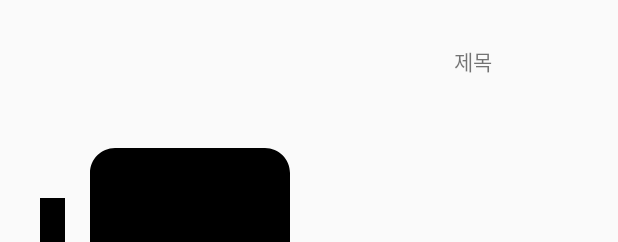
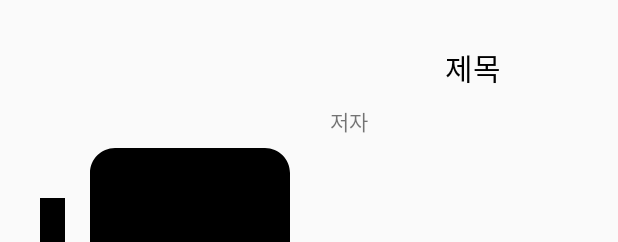
Before and after one commit to dkrlto0819/SWcap, an Android app: the layout fragment_buy.xml on its own in the app's theme, with its tools: preview values and no code run, on a phone screen of 412 x 824 dp. Shown: the top 242 px of the screen. Run offline under Robolectric (Android 15) with nearby library versions, the phone set to English and light mode, and no system bars.

Commit message:
구매화면 디자인

```diff
--- a/LambParty/app/src/main/res/layout/fragment_buy.xml
+++ b/LambParty/app/src/main/res/layout/fragment_buy.xml
@@ -11,7 +11,9 @@
         android:layout_height="300dp"
         android:layout_marginStart="10dp"
         android:layout_marginTop="32dp"
+        android:layout_marginEnd="130dp"
         android:src="@drawable/ic_menu_gallery"
+        app:layout_constraintEnd_toStartOf="@+id/buybookWriter"
         app:layout_constraintStart_toStartOf="parent"
         app:layout_constraintTop_toTopOf="parent" />
 
@@ -22,10 +24,25 @@
         android:layout_marginStart="8dp"
         android:layout_marginTop="30dp"
         android:text="제목"
+        android:textSize="20dp"
+        android:textColor="#000000"
         app:layout_constraintEnd_toEndOf="parent"
         app:layout_constraintHorizontal_bias="0.5"
         app:layout_constraintStart_toEndOf="@+id/buybookImage"
         app:layout_constraintTop_toTopOf="parent" />
 
+    <TextView
+        android:id="@+id/buybookWriter"
+        android:layout_width="wrap_content"
+        android:layout_height="wrap_content"
+        android:layout_marginTop="10dp"
+        android:layout_marginEnd="45dp"
+        android:paddingLeft="10dp"
+        android:paddingRight="10dp"
+        android:text="저자"
+        app:layout_constraintHorizontal_bias="0.5"
+        app:layout_constraintStart_toEndOf="@+id/buybookImage"
+        app:layout_constraintTop_toBottomOf="@+id/buybookTitle" />
+
 
 </android.support.constraint.ConstraintLayout>
```
